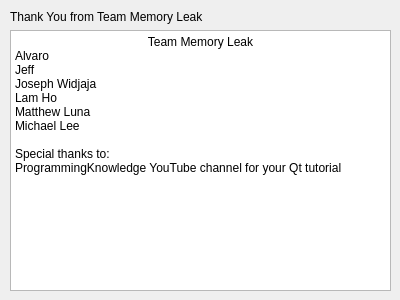
Qt form Draw_Shape/contactus.ui (Pu12dy/CS_1C-Group-Project) before a commit.
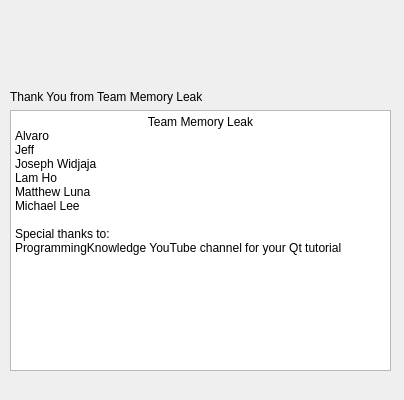
The same form after that commit. Icons and pictures are not drawn.

The edit to the form file:
```diff
--- a/Draw_Shape/contactus.ui
+++ b/Draw_Shape/contactus.ui
@@ -6,8 +6,8 @@
    <rect>
     <x>0</x>
     <y>0</y>
-    <width>400</width>
-    <height>300</height>
+    <width>404</width>
+    <height>400</height>
    </rect>
   </property>
   <property name="windowTitle">
@@ -17,7 +17,7 @@
    <property name="geometry">
     <rect>
      <x>10</x>
-     <y>10</y>
+     <y>90</y>
      <width>381</width>
      <height>281</height>
     </rect>
@@ -36,22 +36,41 @@
        <string>&lt;!DOCTYPE HTML PUBLIC &quot;-//W3C//DTD HTML 4.0//EN&quot; &quot;http://www.w3.org/TR/REC-html40/strict.dtd&quot;&gt;
 &lt;html&gt;&lt;head&gt;&lt;meta name=&quot;qrichtext&quot; content=&quot;1&quot; /&gt;&lt;style type=&quot;text/css&quot;&gt;
 p, li { white-space: pre-wrap; }
-&lt;/style&gt;&lt;/head&gt;&lt;body style=&quot; font-family:'Noto Sans'; font-size:9pt; font-weight:400; font-style:normal;&quot;&gt;
-&lt;p align=&quot;center&quot; style=&quot; margin-top:0px; margin-bottom:0px; margin-left:0px; margin-right:0px; -qt-block-indent:0; text-indent:0px;&quot;&gt;Team Memory Leak&lt;/p&gt;
-&lt;p style=&quot; margin-top:0px; margin-bottom:0px; margin-left:0px; margin-right:0px; -qt-block-indent:0; text-indent:0px;&quot;&gt;Alvaro&lt;/p&gt;
-&lt;p style=&quot; margin-top:0px; margin-bottom:0px; margin-left:0px; margin-right:0px; -qt-block-indent:0; text-indent:0px;&quot;&gt;Jeff&lt;/p&gt;
-&lt;p style=&quot; margin-top:0px; margin-bottom:0px; margin-left:0px; margin-right:0px; -qt-block-indent:0; text-indent:0px;&quot;&gt;Joseph Widjaja &lt;/p&gt;
-&lt;p style=&quot; margin-top:0px; margin-bottom:0px; margin-left:0px; margin-right:0px; -qt-block-indent:0; text-indent:0px;&quot;&gt;Lam Ho&lt;/p&gt;
-&lt;p style=&quot; margin-top:0px; margin-bottom:0px; margin-left:0px; margin-right:0px; -qt-block-indent:0; text-indent:0px;&quot;&gt;Matthew Luna&lt;/p&gt;
-&lt;p style=&quot; margin-top:0px; margin-bottom:0px; margin-left:0px; margin-right:0px; -qt-block-indent:0; text-indent:0px;&quot;&gt;Michael Lee&lt;/p&gt;
-&lt;p style=&quot;-qt-paragraph-type:empty; margin-top:0px; margin-bottom:0px; margin-left:0px; margin-right:0px; -qt-block-indent:0; text-indent:0px;&quot;&gt;&lt;br /&gt;&lt;/p&gt;
-&lt;p style=&quot; margin-top:0px; margin-bottom:0px; margin-left:0px; margin-right:0px; -qt-block-indent:0; text-indent:0px;&quot;&gt;Special thanks to:&lt;/p&gt;
-&lt;p style=&quot; margin-top:0px; margin-bottom:0px; margin-left:0px; margin-right:0px; -qt-block-indent:0; text-indent:0px;&quot;&gt;ProgrammingKnowledge YouTube channel for your Qt tutorial&lt;/p&gt;&lt;/body&gt;&lt;/html&gt;</string>
+&lt;/style&gt;&lt;/head&gt;&lt;body style=&quot; font-family:'MS Shell Dlg 2'; font-size:8.25pt; font-weight:400; font-style:normal;&quot;&gt;
+&lt;p align=&quot;center&quot; style=&quot; margin-top:0px; margin-bottom:0px; margin-left:0px; margin-right:0px; -qt-block-indent:0; text-indent:0px;&quot;&gt;&lt;span style=&quot; font-family:'Noto Sans'; font-size:9pt;&quot;&gt;Team Memory Leak&lt;/span&gt;&lt;/p&gt;
+&lt;p style=&quot; margin-top:0px; margin-bottom:0px; margin-left:0px; margin-right:0px; -qt-block-indent:0; text-indent:0px;&quot;&gt;&lt;span style=&quot; font-family:'Noto Sans'; font-size:9pt;&quot;&gt;Alvaro&lt;/span&gt;&lt;/p&gt;
+&lt;p style=&quot; margin-top:0px; margin-bottom:0px; margin-left:0px; margin-right:0px; -qt-block-indent:0; text-indent:0px;&quot;&gt;&lt;span style=&quot; font-family:'Noto Sans'; font-size:9pt;&quot;&gt;Jeff&lt;/span&gt;&lt;/p&gt;
+&lt;p style=&quot; margin-top:0px; margin-bottom:0px; margin-left:0px; margin-right:0px; -qt-block-indent:0; text-indent:0px;&quot;&gt;&lt;span style=&quot; font-family:'Noto Sans'; font-size:9pt;&quot;&gt;Joseph Widjaja &lt;/span&gt;&lt;/p&gt;
+&lt;p style=&quot; margin-top:0px; margin-bottom:0px; margin-left:0px; margin-right:0px; -qt-block-indent:0; text-indent:0px;&quot;&gt;&lt;span style=&quot; font-family:'Noto Sans'; font-size:9pt;&quot;&gt;Lam Ho&lt;/span&gt;&lt;/p&gt;
+&lt;p style=&quot; margin-top:0px; margin-bottom:0px; margin-left:0px; margin-right:0px; -qt-block-indent:0; text-indent:0px;&quot;&gt;&lt;span style=&quot; font-family:'Noto Sans'; font-size:9pt;&quot;&gt;Matthew Luna&lt;/span&gt;&lt;/p&gt;
+&lt;p style=&quot; margin-top:0px; margin-bottom:0px; margin-left:0px; margin-right:0px; -qt-block-indent:0; text-indent:0px;&quot;&gt;&lt;span style=&quot; font-family:'Noto Sans'; font-size:9pt;&quot;&gt;Michael Lee&lt;/span&gt;&lt;/p&gt;
+&lt;p style=&quot;-qt-paragraph-type:empty; margin-top:0px; margin-bottom:0px; margin-left:0px; margin-right:0px; -qt-block-indent:0; text-indent:0px; font-family:'Noto Sans'; font-size:9pt;&quot;&gt;&lt;br /&gt;&lt;/p&gt;
+&lt;p style=&quot; margin-top:0px; margin-bottom:0px; margin-left:0px; margin-right:0px; -qt-block-indent:0; text-indent:0px;&quot;&gt;&lt;span style=&quot; font-family:'Noto Sans'; font-size:9pt;&quot;&gt;Special thanks to:&lt;/span&gt;&lt;/p&gt;
+&lt;p style=&quot; margin-top:0px; margin-bottom:0px; margin-left:0px; margin-right:0px; -qt-block-indent:0; text-indent:0px;&quot;&gt;&lt;span style=&quot; font-family:'Noto Sans'; font-size:9pt;&quot;&gt;ProgrammingKnowledge YouTube channel for your Qt tutorial&lt;/span&gt;&lt;/p&gt;&lt;/body&gt;&lt;/html&gt;</string>
       </property>
      </widget>
     </item>
    </layout>
   </widget>
+  <widget class="QLabel" name="label_2">
+   <property name="geometry">
+    <rect>
+     <x>10</x>
+     <y>10</y>
+     <width>381</width>
+     <height>71</height>
+    </rect>
+   </property>
+   <property name="text">
+    <string/>
+   </property>
+   <property name="pixmap">
+    <pixmap resource="resource.qrc">:/rec/img/Memory_Leak_Logo.png</pixmap>
+   </property>
+   <property name="scaledContents">
+    <bool>true</bool>
+   </property>
+  </widget>
  </widget>
  <resources/>
  <connections/>
```
Left out of the diff: 4 changed lines with no effect on the pictures.
